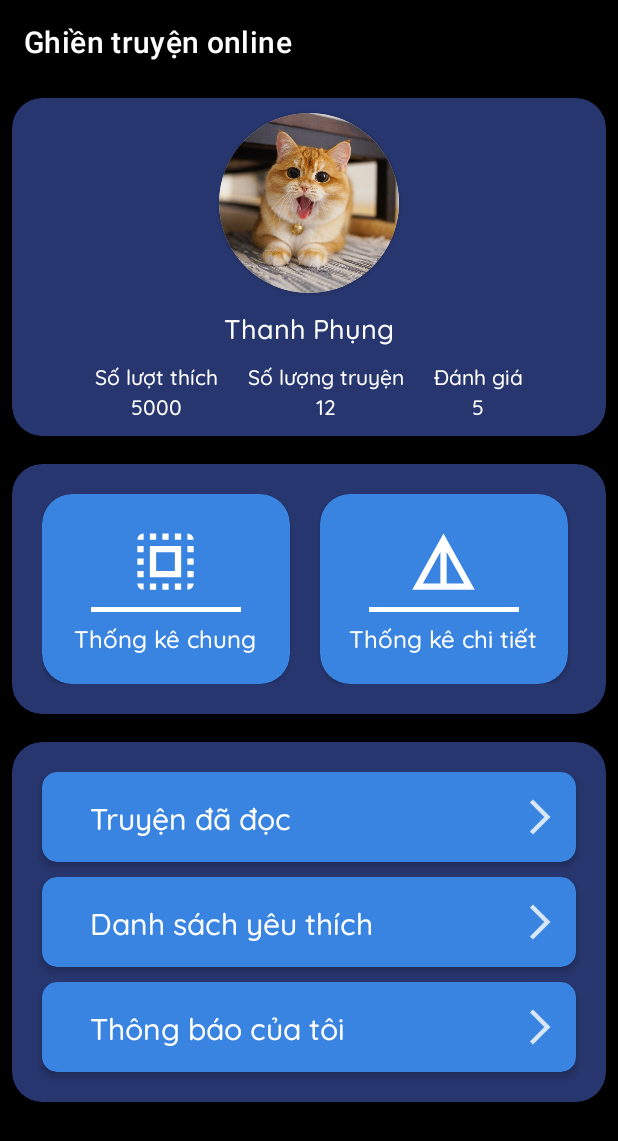
After one commit to hoaian1232812/GhienTruyen, an Android app: the ListFeatureDashBoardFragment screen opened directly, with no data from a screen before it, on a phone screen of 412 x 824 dp. The commit adds this screen. Shown: the top 1141 px of the screen. Run offline under Robolectric (Android 15) with nearby library versions, the phone set to English and light mode, and no system bars; our stand-ins replace FlexboxLayout.

Commit message:
danh sách truyện đã đọc của user

```diff
--- a/app/src/main/AndroidManifest.xml
+++ b/app/src/main/AndroidManifest.xml
@@ -15,13 +15,16 @@
         android:usesCleartextTraffic="true"
         tools:targetApi="31">
         <activity
+            android:name=".userdashboard.ReadStoriesActivity"
+            android:exported="false" />
+        <activity
             android:name=".login_register.ForgotPassActivity"
             android:exported="false" />
         <activity
             android:name=".UserDashBoardActivity"
             android:exported="false" />
         <activity
-            android:name=".RegisterActivity"
+            android:name=".login_register.RegisterActivity"
             android:exported="false" />
         <activity
             android:name=".DetailStatisticalActivity"
--- /dev/null
+++ b/app/src/main/java/com/app/userdashboard/ListFeatureDashBoardFragment.java
@@ -0,0 +1,36 @@
+package com.app.userdashboard;
+
+import android.content.Intent;
+import android.os.Bundle;
+
+import androidx.cardview.widget.CardView;
+import androidx.fragment.app.Fragment;
+
+import android.util.Log;
+import android.view.LayoutInflater;
+import android.view.View;
+import android.view.ViewGroup;
+
+import com.app.DetailStatisticalActivity;
+import com.app.R;
+import com.app.login_register.RegisterActivity;
+
+public class ListFeatureDashBoardFragment extends Fragment {
+
+    @Override
+    public View onCreateView(LayoutInflater inflater, ViewGroup container,
+                             Bundle savedInstanceState) {
+        // Inflate the layout for this fragment
+        View view = inflater.inflate(R.layout.fragment_list_feature, container, false);
+        CardView btn_go_to_read_stories = view.findViewById(R.id.go_to_list_read_story);
+        btn_go_to_read_stories.setOnClickListener(onGoToReadStoriesClicked());
+        return view;
+    }
+
+    private View.OnClickListener onGoToReadStoriesClicked() {
+        return view -> {
+            startActivity(new Intent(getActivity(), ReadStoriesActivity.class));
+        };
+    }
+
+}
--- a/app/src/main/res/layout/activity_user_dash_board.xml
+++ b/app/src/main/res/layout/activity_user_dash_board.xml
@@ -4,7 +4,7 @@
     xmlns:tools="http://schemas.android.com/tools"
     android:layout_width="match_parent"
     android:layout_height="match_parent"
-    android:background="#154F6C"
+    android:background="@color/black"
     tools:context=".UserDashBoardActivity">
 
     <LinearLayout
@@ -25,6 +25,12 @@
             android:layout_width="match_parent"
             android:layout_height="wrap_content"
             tools:layout="@layout/fragment_midle_dash_board" />
+        <fragment
+            android:id="@+id/fragment_list_feature_dash_board"
+            class="com.app.userdashboard.ListFeatureDashBoardFragment"
+            android:layout_width="match_parent"
+            android:layout_height="wrap_content"
+            tools:layout="@layout/fragment_list_feature" />
     </LinearLayout>
 
 </androidx.constraintlayout.widget.ConstraintLayout>
--- a/app/src/main/res/layout/fragment_header_dash_board.xml
+++ b/app/src/main/res/layout/fragment_header_dash_board.xml
@@ -8,6 +8,7 @@
     app:cardBackgroundColor="#27366E"
     app:cardCornerRadius="20dp"
     app:cardUseCompatPadding="true"
+
     tools:context=".userdashboard.HeaderDashBoardFragment">
 
     <LinearLayout
@@ -16,6 +17,7 @@
         android:layout_marginLeft="20dp"
         android:layout_marginRight="20dp"
         android:gravity="center_horizontal"
+
         android:orientation="vertical">
 
         <androidx.cardview.widget.CardView
@@ -35,6 +37,7 @@
             android:layout_width="wrap_content"
             android:layout_height="wrap_content"
             android:layout_marginTop="10dp"
+            android:fontFamily="@font/quick_sand"
             android:text="Thanh Phụng"
             android:textColor="#FFF"
             android:textSize="18sp" />
@@ -47,51 +50,64 @@
             <LinearLayout
                 android:layout_width="wrap_content"
                 android:layout_height="wrap_content"
-                android:layout_margin="20dp"
+                android:layout_margin="10dp"
                 android:orientation="vertical">
 
                 <TextView
                     android:layout_width="wrap_content"
+
                     android:layout_height="wrap_content"
+                    android:fontFamily="@font/quick_sand"
                     android:text="Số lượt thích" />
 
                 <TextView
                     android:layout_width="wrap_content"
                     android:layout_height="wrap_content"
+                    android:layout_gravity="center_horizontal"
+
+
+                    android:fontFamily="@font/quick_sand"
                     android:text="5000" />
             </LinearLayout>
 
             <LinearLayout
                 android:layout_width="wrap_content"
                 android:layout_height="wrap_content"
-                android:layout_margin="20dp"
+                android:layout_margin="10dp"
                 android:orientation="vertical">
 
                 <TextView
                     android:layout_width="wrap_content"
                     android:layout_height="wrap_content"
+                    android:fontFamily="@font/quick_sand"
                     android:text="Số lượng truyện" />
 
                 <TextView
                     android:layout_width="wrap_content"
                     android:layout_height="wrap_content"
+                    android:layout_gravity="center_horizontal"
+
+                    android:fontFamily="@font/quick_sand"
                     android:text="12" />
             </LinearLayout>
 
             <LinearLayout
                 android:layout_width="wrap_content"
                 android:layout_height="wrap_content"
-                android:layout_margin="20dp"
+                android:layout_margin="10dp"
                 android:orientation="vertical">
 
                 <TextView
                     android:layout_width="wrap_content"
                     android:layout_height="wrap_content"
+                    android:fontFamily="@font/quick_sand"
                     android:text="Đánh giá" />
 
                 <TextView
                     android:layout_width="wrap_content"
                     android:layout_height="wrap_content"
+                    android:layout_gravity="center_horizontal"
+                    android:fontFamily="@font/quick_sand"
                     android:text="5" />
             </LinearLayout>
         </com.google.android.flexbox.FlexboxLayout>
--- a/app/src/main/res/layout/fragment_list_feature.xml
+++ b/app/src/main/res/layout/fragment_list_feature.xml
@@ -1,19 +1,30 @@
 <?xml version="1.0" encoding="utf-8"?>
-<LinearLayout xmlns:android="http://schemas.android.com/apk/res/android"
+<androidx.cardview.widget.CardView xmlns:android="http://schemas.android.com/apk/res/android"
     xmlns:app="http://schemas.android.com/apk/res-auto"
     xmlns:tools="http://schemas.android.com/tools"
     android:id="@+id/list_feature_fragment"
     android:layout_width="match_parent"
-    android:layout_height="match_parent"
-    android:orientation="vertical"
-    tools:context=".userdashboard.ListFeatureFragment">
+    android:layout_height="wrap_content"
+    app:cardBackgroundColor="#27366E"
+    app:cardCornerRadius="20dp"
+    app:cardUseCompatPadding="true"
+    tools:context=".userdashboard.ListFeatureDashBoardFragment">
 
+    <LinearLayout
+        android:layout_width="match_parent"
+        android:layout_height="wrap_content"
+        android:layout_margin="10dp"
+        android:orientation="vertical">
 
         <androidx.cardview.widget.CardView
+            android:id="@+id/go_to_list_read_story"
             android:layout_width="match_parent"
             android:layout_height="wrap_content"
+            android:layout_marginStart="10dp"
+            android:layout_marginTop="10dp"
+            android:layout_marginEnd="10dp"
             android:layout_marginBottom="10dp"
-        app:cardBackgroundColor="#147fb4"
+            app:cardBackgroundColor="#3884e0"
             app:cardCornerRadius="10dp"
             app:cardElevation="3dp">
 
@@ -22,6 +33,7 @@
                 android:layout_height="wrap_content">
 
                 <TextView
+                    android:id="@+id/btn_go_to_history_stories"
                     android:layout_width="wrap_content"
                     android:layout_height="wrap_content"
                     android:layout_marginStart="16dp"
@@ -37,7 +49,7 @@
                     android:layout_height="28dp"
                     android:layout_alignParentEnd="true"
                     android:layout_centerVertical="true"
-                android:layout_marginRight="20dp"
+                    android:layout_marginRight="10dp"
                     android:src="@drawable/ic_arrow_right" />
             </RelativeLayout>
 
@@ -47,8 +59,10 @@
         <androidx.cardview.widget.CardView
             android:layout_width="match_parent"
             android:layout_height="wrap_content"
+            android:layout_marginStart="10dp"
+            android:layout_marginEnd="10dp"
             android:layout_marginBottom="10dp"
-        app:cardBackgroundColor="#147fb4"
+            app:cardBackgroundColor="#3884e0"
             app:cardCornerRadius="10dp"
             app:cardElevation="3dp">
 
@@ -57,6 +71,8 @@
                 android:layout_height="wrap_content">
 
                 <TextView
+                    android:id="@+id/btn_go_to_favourite_stories"
+
                     android:layout_width="wrap_content"
                     android:layout_height="wrap_content"
                     android:layout_marginStart="16dp"
@@ -72,7 +88,7 @@
                     android:layout_height="28dp"
                     android:layout_alignParentEnd="true"
                     android:layout_centerVertical="true"
-                android:layout_marginRight="20dp"
+                    android:layout_marginRight="10dp"
                     android:src="@drawable/ic_arrow_right" />
             </RelativeLayout>
 
@@ -82,8 +98,10 @@
         <androidx.cardview.widget.CardView
             android:layout_width="match_parent"
             android:layout_height="wrap_content"
+            android:layout_marginStart="10dp"
+            android:layout_marginEnd="10dp"
             android:layout_marginBottom="10dp"
-        app:cardBackgroundColor="#147fb4"
+            app:cardBackgroundColor="#3884e0"
             app:cardCornerRadius="10dp"
             app:cardElevation="3dp">
 
@@ -92,6 +110,8 @@
                 android:layout_height="wrap_content">
 
                 <TextView
+                    android:id="@+id/btn_go_to_notifications"
+
                     android:layout_width="wrap_content"
                     android:layout_height="wrap_content"
                     android:layout_marginStart="16dp"
@@ -108,12 +128,11 @@
                     android:layout_height="28dp"
                     android:layout_alignParentEnd="true"
                     android:layout_centerVertical="true"
-                android:layout_marginRight="20dp"
+                    android:layout_marginRight="10dp"
                     android:src="@drawable/ic_arrow_right" />
             </RelativeLayout>
 
 
         </androidx.cardview.widget.CardView>
-
-
     </LinearLayout>
+</androidx.cardview.widget.CardView>
--- a/app/src/main/res/layout/fragment_midle_dash_board.xml
+++ b/app/src/main/res/layout/fragment_midle_dash_board.xml
@@ -16,9 +16,9 @@
 
         <androidx.cardview.widget.CardView
             android:id="@+id/btn_statistical_all"
-            android:layout_width="170dp"
+            android:layout_width="165dp"
             android:layout_height="wrap_content"
-            app:cardBackgroundColor="#147fb4"
+            app:cardBackgroundColor="#3884e0"
             app:cardCornerRadius="20dp">
 
             <LinearLayout
@@ -44,6 +44,7 @@
                 <TextView
                     android:layout_width="wrap_content"
                     android:layout_height="wrap_content"
+                    android:fontFamily="@font/quick_sand"
                     android:text="Thống kê chung"
                     android:textSize="16dp" />
 
@@ -53,10 +54,10 @@
 
         <androidx.cardview.widget.CardView
             android:id="@+id/btn_statistical_detail"
-            android:layout_width="170dp"
+            android:layout_width="165dp"
             android:layout_height="wrap_content"
             android:layout_marginLeft="20dp"
-            app:cardBackgroundColor="#147fb4"
+            app:cardBackgroundColor="#3884e0"
             app:cardCornerRadius="20dp">
 
             <LinearLayout
@@ -81,7 +82,9 @@
 
                 <TextView
                     android:layout_width="wrap_content"
+
                     android:layout_height="wrap_content"
+                    android:fontFamily="@font/quick_sand"
                     android:text="Thống kê chi tiết"
                     android:textSize="16dp" />
 
```
Also changed, not shown: app/src/main/java/com/app/userdashboard/ListFeatureFragment.java (deleted, +0 -66 lines), app/src/main/java/com/app/userdashboard/ReadStoriesActivity.java (added, +37 -0 lines), app/src/main/res/drawable-anydpi/ic_arrow_left.xml (added, +12 -0 lines), app/src/main/res/drawable-anydpi/ic_arrow_trash.xml (added, +11 -0 lines), app/src/main/res/layout/activity_read_stories.xml (added, +37 -0 lines), app/src/main/res/drawable-hdpi/ic_arrow_left.png (added), app/src/main/res/drawable-hdpi/ic_arrow_trash.png (added), app/src/main/res/drawable-mdpi/ic_arrow_left.png (added), app/src/main/res/drawable-mdpi/ic_arrow_trash.png (added), app/src/main/res/drawable-xhdpi/ic_arrow_left.png (added), app/src/main/res/drawable-xhdpi/ic_arrow_trash.png (added), app/src/main/res/drawable-xxhdpi/ic_arrow_left.png (added), app/src/main/res/drawable-xxhdpi/ic_arrow_trash.png (added). Lines whose indentation alone changed are shown as unchanged.
